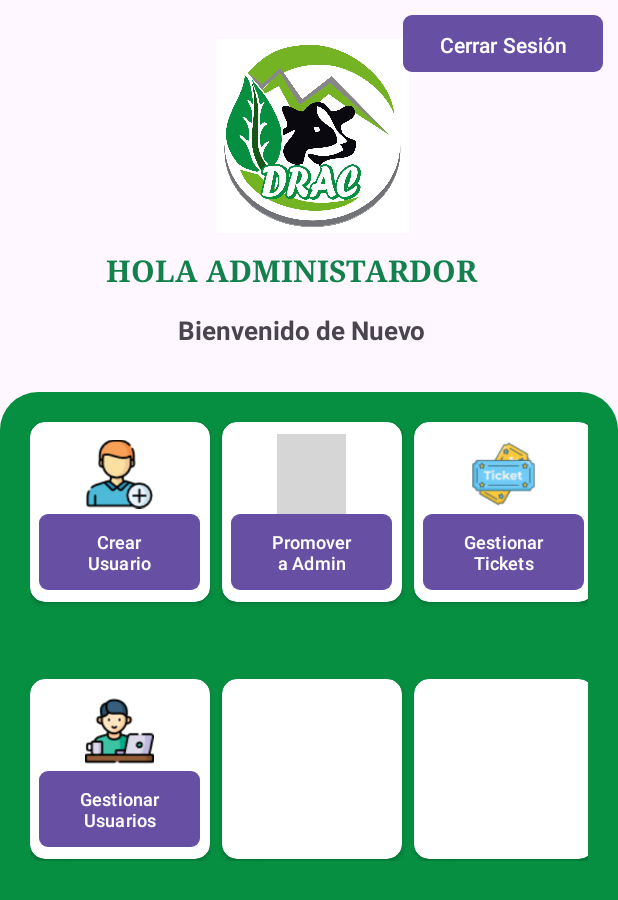
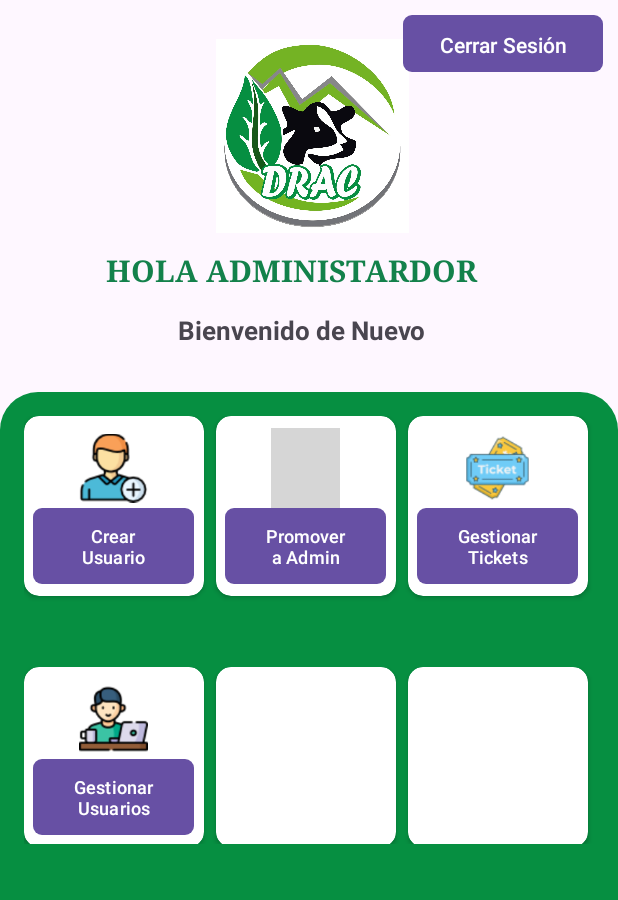
Before and after one commit to tottixd123/Generador, an Android app: the AdminMenu screen opened directly, with no data from a screen before it, on a phone screen of 412 x 824 dp. Shown: the top 900 px of the screen. Run offline under Robolectric (Android 15) with nearby library versions, the phone set to English and light mode, and no system bars; our stand-ins replace Firebase (no records; nobody signed in at launch, a user with empty details on screens opened directly); grey boxes are pictures that could not be loaded.

Commit message:
AdminVistaV2

```diff
--- a/app/src/main/res/layout/activity_admin_menu.xml
+++ b/app/src/main/res/layout/activity_admin_menu.xml
@@ -67,11 +67,12 @@
 
         <LinearLayout
             android:id="@+id/linearLayout"
-            android:layout_width="match_parent"
-            android:layout_height="163dp"
+            android:layout_width="412dp"
+            android:layout_height="159dp"
             android:orientation="horizontal"
-            android:padding="20dp"
-            tools:layout_editor_absoluteX="0dp"
+            android:padding="16dp"
+            app:layout_constraintEnd_toEndOf="parent"
+            app:layout_constraintStart_toStartOf="parent"
             tools:layout_editor_absoluteY="71dp">
 
             <androidx.cardview.widget.CardView
@@ -185,13 +186,14 @@
 
         <LinearLayout
             android:id="@+id/linearLayout2"
-            android:layout_width="match_parent"
-            android:layout_height="161dp"
+            android:layout_width="413dp"
+            android:layout_height="150dp"
             android:layout_marginTop="8dp"
             android:orientation="horizontal"
-            android:padding="20dp"
-            app:layout_constraintTop_toBottomOf="@+id/linearLayout"
-            tools:layout_editor_absoluteX="0dp">
+            android:padding="16dp"
+            app:layout_constraintEnd_toEndOf="parent"
+            app:layout_constraintStart_toStartOf="parent"
+            app:layout_constraintTop_toBottomOf="@+id/linearLayout">
 
             <androidx.cardview.widget.CardView
                 android:layout_width="120dp"
```
